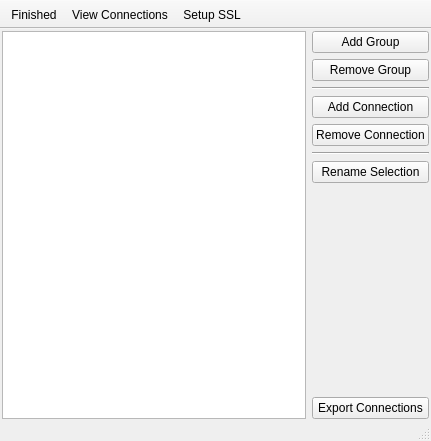
Old version of the form src-qt5/gui_client/C_Manager.ui in the repository trueos/sysadm-ui-qt.
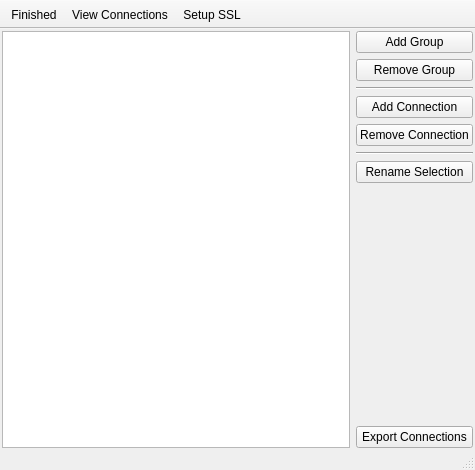
New version of the form. Icons and pictures are not drawn.

Commit message: Set minimum values for width and height for sysadm GUI UI to preserve a proper user experience (and graphics not looking like complete crap).  Made tweaks to modern theme.

```diff
--- a/src-qt5/gui_client/C_Manager.ui
+++ b/src-qt5/gui_client/C_Manager.ui
@@ -6,10 +6,16 @@
    <rect>
     <x>0</x>
     <y>0</y>
-    <width>431</width>
-    <height>441</height>
+    <width>475</width>
+    <height>470</height>
    </rect>
   </property>
+  <property name="minimumSize">
+   <size>
+    <width>475</width>
+    <height>470</height>
+   </size>
+  </property>
   <property name="windowTitle">
    <string>sysadm: Connections</string>
   </property>
```
The commit also changes 1 other file.
